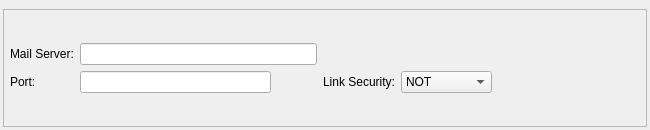
The window that YONETIM/posta_sunucusu_formu.ui (adakteknoloji/FRAMEWORK) describes before a commit, drawn with Qt 5.
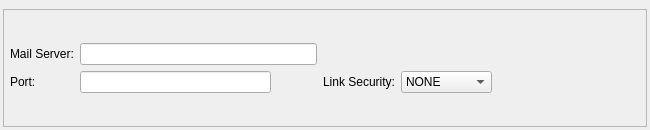
The same window after the commit.

Diff of the .ui file:
```diff
--- a/YONETIM/posta_sunucusu_formu.ui
+++ b/YONETIM/posta_sunucusu_formu.ui
@@ -121,7 +121,7 @@
           </property>
           <item>
            <property name="text">
-            <string>NOT</string>
+            <string>NONE</string>
            </property>
           </item>
           <item>
```
